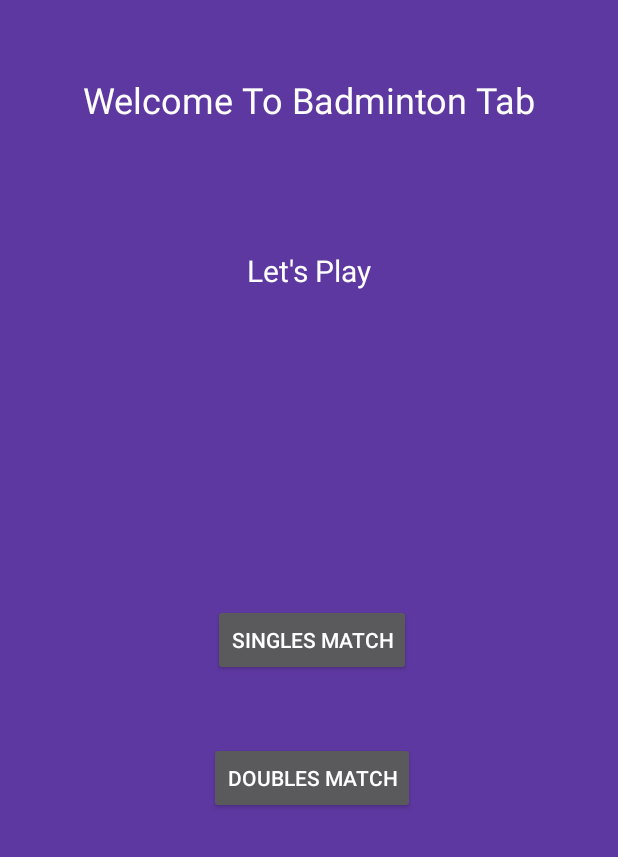
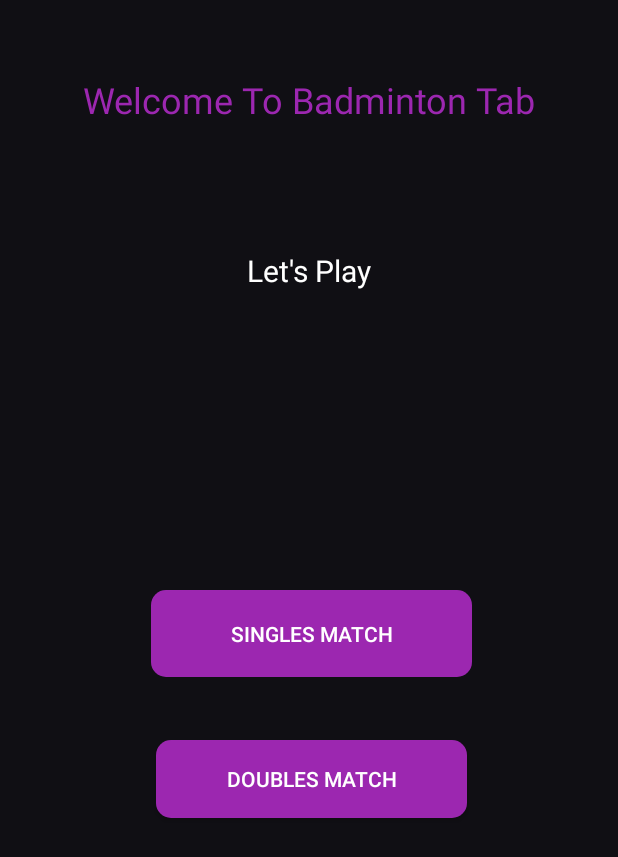
Before and after one commit to ChayonRoy/Badminton_Tab, an Android app: the screen it shows after launch (MainActivity), on a phone screen of 412 x 824 dp. Shown: the top 857 px of the screen. Run offline under Robolectric (Android 15) with nearby library versions, the phone set to English and light mode, and no system bars.

Commit message:
3rd commit

```diff
--- /dev/null
+++ b/app/src/main/res/drawable/home_btn_bg.xml
@@ -0,0 +1,7 @@
+<?xml version="1.0" encoding="utf-8"?>
+<shape xmlns:android="http://schemas.android.com/apk/res/android" android:shape="rectangle">
+    <solid android:color="@color/main_back"></solid>
+    <corners android:radius="10dp"></corners>
+
+
+</shape>
--- a/app/src/main/res/layout/activity_doubles_form.xml
+++ b/app/src/main/res/layout/activity_doubles_form.xml
@@ -4,7 +4,7 @@
     xmlns:tools="http://schemas.android.com/tools"
     android:layout_width="match_parent"
     android:layout_height="match_parent"
-    android:background="#673AB7"
+    android:background="@color/home_bg"
     tools:context=".DoublesFormActivity">
 
     <TextView
--- a/app/src/main/res/layout/activity_main.xml
+++ b/app/src/main/res/layout/activity_main.xml
@@ -4,7 +4,7 @@
     xmlns:tools="http://schemas.android.com/tools"
     android:layout_width="match_parent"
     android:layout_height="match_parent"
-    android:background="#5E38A1"
+    android:background="@color/home_bg"
     tools:context=".MainActivity">
 
 
@@ -13,7 +13,7 @@
         android:layout_width="wrap_content"
         android:layout_height="wrap_content"
         android:text="@string/Welcome"
-        android:textColor="#FFFFFF"
+        android:textColor="@color/main_back"
         android:textSize="24sp"
         app:layout_constraintBottom_toBottomOf="parent"
         app:layout_constraintEnd_toEndOf="parent"
@@ -37,8 +37,9 @@
 
     <Button
         android:id="@+id/Singles"
-        android:layout_width="wrap_content"
-        android:layout_height="wrap_content"
+        android:layout_width="214dp"
+        android:layout_height="58dp"
+        android:background="@drawable/home_btn_bg"
         android:text="Singles Match"
         app:layout_constraintBottom_toTopOf="@+id/Dounles"
         app:layout_constraintEnd_toEndOf="parent"
@@ -49,9 +50,10 @@
 
     <Button
         android:id="@+id/Dounles"
-        android:layout_width="wrap_content"
-        android:layout_height="wrap_content"
+        android:layout_width="207dp"
+        android:layout_height="52dp"
         android:layout_marginTop="160dp"
+        android:background="@drawable/home_btn_bg"
         android:text="Doubles Match"
         app:layout_constraintBottom_toBottomOf="parent"
         app:layout_constraintEnd_toEndOf="parent"
--- a/app/src/main/res/values/colors.xml
+++ b/app/src/main/res/values/colors.xml
@@ -10,4 +10,8 @@
     <color name="normal_bg">#035409</color>
     <color name="set_bg">#f65151</color>
     <color name="main_back">#9C27B0</color>
+    <color name="home_bg">#100F14</color>
+    <color name="home_text">#7C80FD</color>
+    <color name="home_txt_bg">#180F2B</color>
+    <color name="home_txt_bg2">#212026</color>
 </resources>
```
